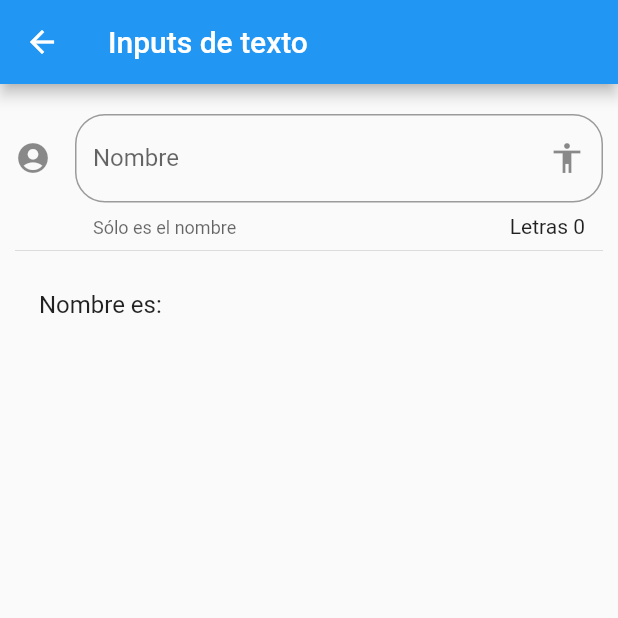
After one commit to marlasantos24/Seccion6_ComponentesFlutter, a Flutter app: the InputPage screen opened by its route, on a phone screen of 412 x 824 dp, the top half of it. The commit adds this screen. Run offline on Flutter 3.47's test engine with Material 2 defaults, Android fonts, the phone set to English and light mode, and no system bars.

Commit message:
input_Fields

```diff
--- a/data/menu_opts.json
+++ b/data/menu_opts.json
@@ -20,6 +20,11 @@
             "ruta" : "animatedContainer",
             "icon" : "donut_large",
             "texto": "Animated Container"
+        },
+        {
+            "ruta" : "inputs",
+            "icon" : "input",
+            "texto": "Inputs"
         }
     ]
 }
--- /dev/null
+++ b/lib/src/pages/input_page.dart
@@ -0,0 +1,63 @@
+import 'package:flutter/material.dart';
+
+class InputPage extends StatefulWidget {
+
+
+  @override
+  _InputPageState createState() => _InputPageState();
+}
+
+class _InputPageState extends State<InputPage> {
+
+   String _nombre = '';
+
+  @override
+  Widget build(BuildContext context) {
+    return Scaffold(
+      appBar: AppBar(
+        title: Text('Inputs de texto'),
+      ),
+      body: ListView(
+        padding: EdgeInsets.symmetric(horizontal: 10.0, vertical: 20.0),
+        children: <Widget>[
+          _crearInput(),
+          Divider(),
+          _crearPersona()
+        ],
+      ),
+    );
+  }
+
+  _crearInput() {
+    return TextField(
+      //autofocus: true,
+      textCapitalization: TextCapitalization.sentences,
+      decoration: InputDecoration(
+        border: OutlineInputBorder(
+          borderRadius: BorderRadius.circular(20.0)
+        ),
+        counter: Text('Letras ${_nombre.length}'),
+        hintText: 'Nombre de la persona',
+        labelText: 'Nombre',
+        helperText: 'Sólo es el nombre',
+        suffixIcon: Icon(Icons.accessibility),
+        icon: Icon(Icons.account_circle)
+
+      ),
+      onChanged: (valor){
+
+        setState(() {
+          _nombre = valor;
+        });
+      },
+    );
+
+  }
+
+  _crearPersona() {
+    return ListTile(
+      title: Text('Nombre es: $_nombre'),
+
+    );
+  }
+}
--- a/lib/src/routes/routes.dart
+++ b/lib/src/routes/routes.dart
@@ -1,4 +1,5 @@
 import 'package:componentes/src/pages/animated_container.dart';
+import 'package:componentes/src/pages/input_page.dart';
 import 'package:flutter/material.dart';
 
 import 'package:componentes/src/pages/alert_page.dart';
@@ -14,5 +15,6 @@ Map <String, WidgetBuilder> getApplicationRoutes(){
         'avatar' : (BuildContext context) => AvatarPage(),
         'card' : (BuildContext context) => CardPage(),
         'animatedContainer' : (BuildContext context) => AnimatedContainerPage(),
+        'inputs' : (BuildContext context) => InputPage(),
       };
 }
--- a/lib/src/utils/icono_string_util.dart
+++ b/lib/src/utils/icono_string_util.dart
@@ -4,7 +4,8 @@ final _icons = <String, IconData> {
   'add_alert'     : Icons.add_alert,
   'accessibility' : Icons.accessibility,
   'folder_open'   : Icons.folder_open,
-  'donut_large'   : Icons.donut_large
+  'donut_large'   : Icons.donut_large,
+  'input'         : Icons.input
 };
 
 Icon getIcon(String nombreIcono){
```
